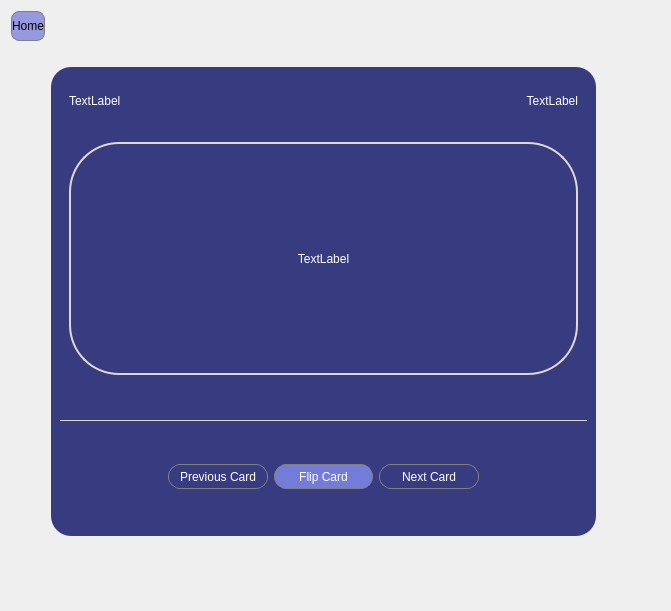
The window that FlashcardModule/flashcardstudy.ui (WSU-4110/MOST) describes before a commit, drawn with Qt 5.
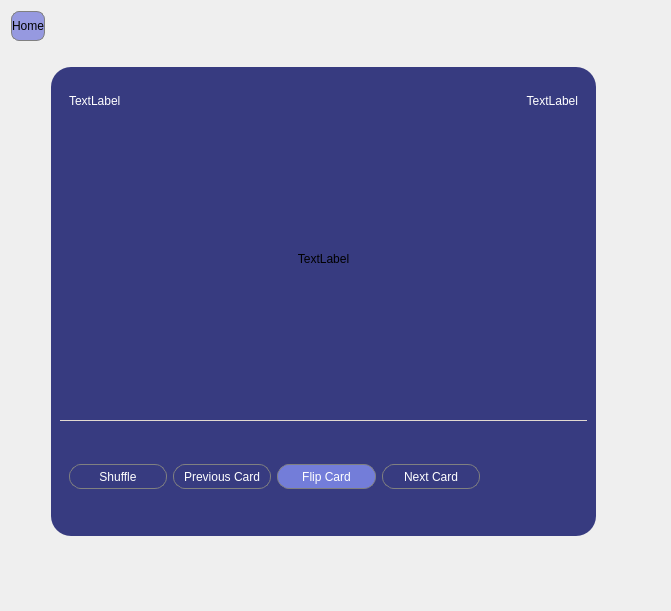
The same window after the commit. Icons and pictures are not drawn.

Commit message: added shuffle, previous, flip, next button, card counter label, and flashcard set name functionality for studying flashcards

What changed in the file:
```diff
--- a/FlashcardModule/flashcardstudy.ui
+++ b/FlashcardModule/flashcardstudy.ui
@@ -212,18 +212,19 @@
         </property>
         <layout class="QVBoxLayout" name="verticalLayout_2">
          <item>
-          <widget class="QLabel" name="label">
-           <property name="styleSheet">
-            <string notr="true">color: white;
-border: 2px solid #E1D9D1;
-border-radius: 50px;</string>
-           </property>
-           <property name="text">
-            <string>TextLabel</string>
-           </property>
-           <property name="alignment">
-            <set>Qt::AlignmentFlag::AlignCenter</set>
-           </property>
+          <widget class="QWidget" name="widget_3" native="true">
+           <layout class="QVBoxLayout" name="verticalLayout_3">
+            <item>
+             <widget class="QLabel" name="lblCard">
+              <property name="text">
+               <string>TextLabel</string>
+              </property>
+              <property name="alignment">
+               <set>Qt::AlignmentFlag::AlignCenter</set>
+              </property>
+             </widget>
+            </item>
+           </layout>
           </widget>
          </item>
          <item>
@@ -299,16 +300,51 @@
            <property name="orientation">
             <enum>Qt::Orientation::Horizontal</enum>
            </property>
+           <property name="sizeType">
+            <enum>QSizePolicy::Policy::Fixed</enum>
+           </property>
            <property name="sizeHint" stdset="0">
             <size>
-             <width>40</width>
+             <width>0</width>
              <height>20</height>
             </size>
            </property>
           </spacer>
          </item>
          <item>
-          <widget class="QPushButton" name="btnPreviousCard">
+          <widget class="QPushButton" name="btnShuffle">
+           <property name="sizePolicy">
+            <sizepolicy hsizetype="Expanding" vsizetype="Fixed">
+             <horstretch>0</horstretch>
+             <verstretch>0</verstretch>
+            </sizepolicy>
+           </property>
+           <property name="maximumSize">
+            <size>
+             <width>3000</width>
+             <height>25</height>
+            </size>
+           </property>
+           <property name="styleSheet">
+            <string notr="true">QPushButton {
+color: white;
+border-radius: 12px;
+border: 1px solid gray;
+}
+QPushButton:hover {
+    background-color: rgba(255, 255, 255, 30);  /* light white overlay */
+    border: 1px solid rgba(255, 255, 255, 120); /* stronger border on hover */
+    border-radius: 12px;
+}
+</string>
+           </property>
+           <property name="text">
+            <string>Shuffle</string>
+           </property>
+          </widget>
+         </item>
+         <item>
+          <widget class="QPushButton" name="btnPrevious">
            <property name="sizePolicy">
             <sizepolicy hsizetype="Expanding" vsizetype="Expanding">
              <horstretch>0</horstretch>
```
Left out of the diff: 4 changed lines with no effect on the pictures. The commit also changes 6 other files.
